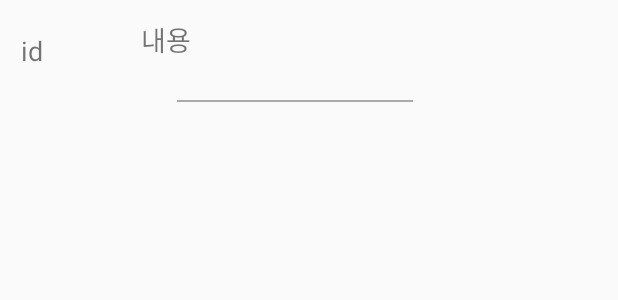
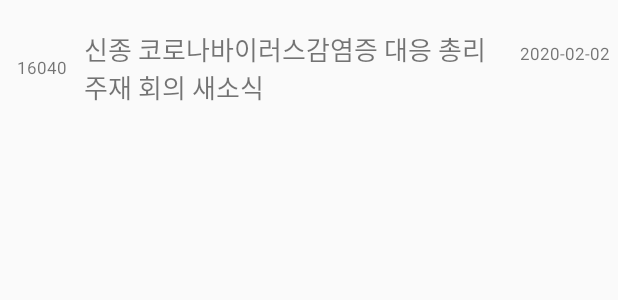
Before and after one commit to Eunno-An/WuHan, an Android app: the layout item_layout.xml on its own in the app's theme, with its tools: preview values and no code run, on a phone screen of 412 x 824 dp. Shown: the top 300 px of the screen. Run offline under Robolectric (Android 15) with nearby library versions, the phone set to English and light mode, and no system bars.

Commit message:
공지 마무리

```diff
--- a/app/src/main/java/com/example/wuhan/ui/notification/MyAdapter.java
+++ b/app/src/main/java/com/example/wuhan/ui/notification/MyAdapter.java
@@ -21,7 +21,7 @@ public class MyAdapter extends RecyclerView.Adapter<MyAdapter.ViewHolder> {
     private ArrayList<ItemObject> mList;
 
     public  class ViewHolder extends RecyclerView.ViewHolder {
-        private TextView textView_title,textView_id;
+        private TextView textView_title,textView_id, textView_day;
 
         public ViewHolder(View itemView) {
             super(itemView);
@@ -29,6 +29,7 @@ public class MyAdapter extends RecyclerView.Adapter<MyAdapter.ViewHolder> {
 
             textView_title = (TextView) itemView.findViewById(R.id.text);
             textView_id = (TextView) itemView.findViewById(R.id.id);
+            textView_day = (TextView) itemView.findViewById(R.id.day);
         }
     }
 
@@ -49,7 +50,7 @@ public class MyAdapter extends RecyclerView.Adapter<MyAdapter.ViewHolder> {
 
         holder.textView_title.setText(String.valueOf(mList.get(position).getTitle()));
         holder.textView_id.setText(String.valueOf(mList.get(position).getId()));
-
+        holder.textView_day.setText(String.valueOf(mList.get(position).getDay()));
         holder.textView_title.setOnClickListener(new View.OnClickListener() {
             @Override
             public void onClick(View v) {
--- a/app/src/main/res/layout/item_layout.xml
+++ b/app/src/main/res/layout/item_layout.xml
@@ -4,50 +4,36 @@
     xmlns:app="http://schemas.android.com/apk/res-auto"
     xmlns:tools="http://schemas.android.com/tools"
     android:layout_width="match_parent"
-    android:layout_height="wrap_content">
+    android:layout_height="wrap_content"
+    android:layout_marginTop="20dp">
 
-    <androidx.constraintlayout.widget.ConstraintLayout
-        android:layout_width="match_parent"
-        android:layout_height="68dp"
-        android:layout_weight="1">
+    <TextView
+        android:id="@+id/id"
+        android:layout_width="83dp"
+        android:layout_height="match_parent"
+        android:layout_weight="1"
+        android:autoText="false"
+        android:gravity="center"
+        android:text="16040"
+        android:textSize="11sp" />
 
     <TextView
         android:id="@+id/text"
         android:layout_width="313dp"
-            android:layout_height="43dp"
-            android:layout_marginStart="20dp"
+        android:layout_height="wrap_content"
+        android:layout_marginStart="0dp"
+        android:layout_marginLeft="20dp"
         android:layout_weight="1"
-            android:text="내용"
-            android:textSize="18sp"
-            app:layout_constraintBottom_toBottomOf="parent"
-            app:layout_constraintStart_toEndOf="@+id/id"
-            app:layout_constraintTop_toTopOf="parent" />
+        android:text="신종 코로나바이러스감염증 대응 총리 주재 회의 새소식"
+        android:textSize="17sp" />
 
     <TextView
-            android:id="@+id/id"
-            android:layout_width="60dp"
-            android:layout_height="25dp"
+        android:id="@+id/day"
+        android:layout_width="97dp"
+        android:layout_height="wrap_content"
         android:layout_weight="1"
-            android:autoText="false"
-            android:text="id"
-            android:textSize="18sp"
-            app:layout_constraintBottom_toBottomOf="parent"
-            app:layout_constraintEnd_toEndOf="parent"
-            app:layout_constraintHorizontal_bias="0.04"
-            app:layout_constraintStart_toStartOf="parent"
-            app:layout_constraintTop_toTopOf="parent" />
-
-        <View
-            android:id="@+id/view"
-            android:layout_width="157dp"
-            android:layout_height="1dp"
-            android:foreground="@android:color/darker_gray"
-            app:layout_constraintBottom_toBottomOf="parent"
-            app:layout_constraintEnd_toEndOf="parent"
-            app:layout_constraintHorizontal_bias="0.464"
-            app:layout_constraintStart_toStartOf="parent"
-            app:layout_constraintTop_toTopOf="parent"
-            app:layout_constraintVertical_bias="1.0" />
-    </androidx.constraintlayout.widget.ConstraintLayout>
+        android:gravity="center"
+        android:text="2020-02-02"
+        android:textSize="11sp" />
 
 </LinearLayout>
--- a/app/src/main/res/values/colors.xml
+++ b/app/src/main/res/values/colors.xml
@@ -4,5 +4,5 @@
     <color name="colorPrimaryDark">#00574B</color>
     <color name="colorAccent">#D81B60</color>
     <color name="colorWhite">#FFFFFF</color>
-    <color name="colorGray">#FF424141</color>
+    <color name="colorGray">#424141</color>
 </resources>
```
Also changed, not shown: app/src/main/java/com/example/wuhan/ui/notification/ItemObject.java (+4 -3 lines), app/src/main/java/com/example/wuhan/ui/notification/NotificationFragment.java (+18 -11 lines), app/src/main/res/layout/fragment_notification.xml (+21 -8 lines). Lines whose indentation alone changed are shown as unchanged.
